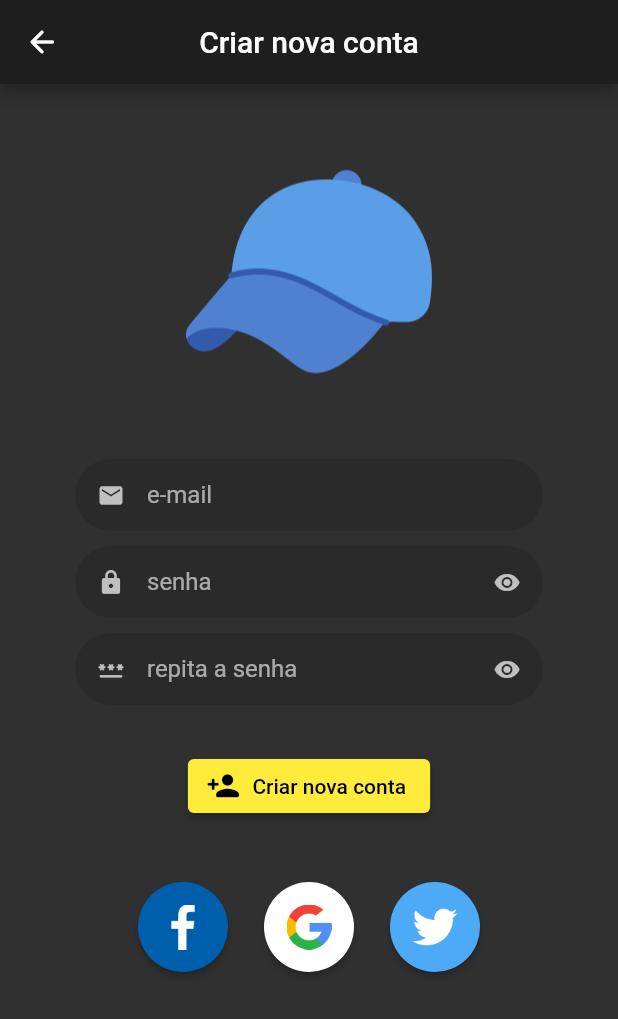
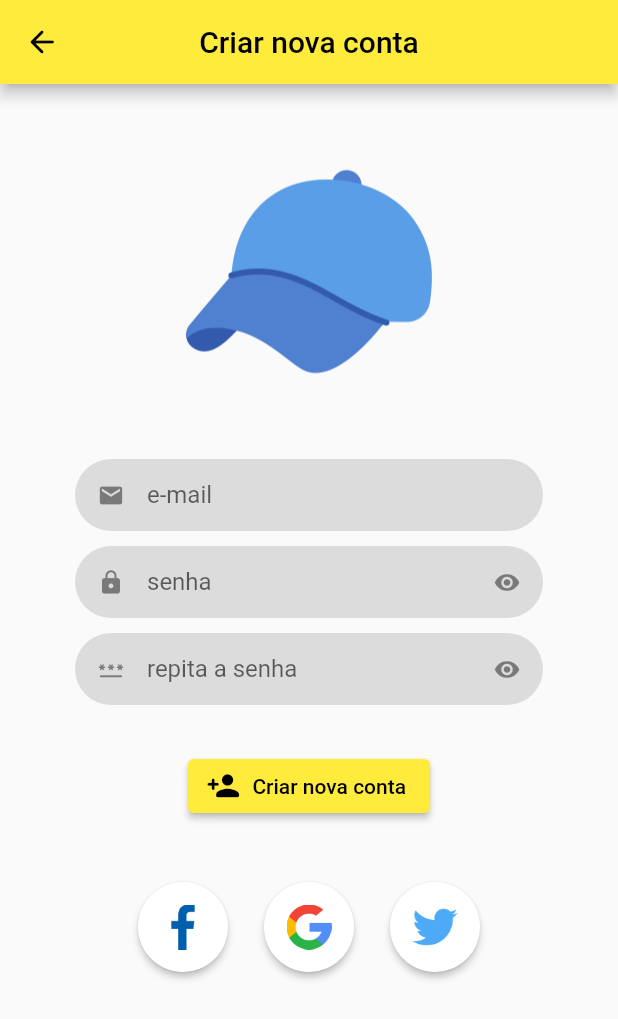
Before and after one commit to httpspedroh/lddm-carteiro-app, a Flutter app: the Register screen opened by its route, on a phone screen of 412 x 824 dp. Shown: the top 1019 px of the screen. Run offline on Flutter 3.47's test engine with Material 2 defaults, Android fonts, the light colour scheme and no system bars.

Commit message:
Fix colors

```diff
--- a/lib/components/drawer.dart
+++ b/lib/components/drawer.dart
@@ -90,7 +90,6 @@ class NavDrawer extends StatelessWidget {
 
 									height: 20,
 									thickness: 1.5,
-									color: Colors.white12,
 								),
 
 								ListTile(
--- a/lib/main.dart
+++ b/lib/main.dart
@@ -63,7 +63,7 @@ class MyApp extends StatelessWidget {
 				),
 			),
 
-			themeMode: ThemeMode.dark,
+			themeMode: ThemeMode.light,
 		);
 	}
 }
--- a/lib/pages/register.dart
+++ b/lib/pages/register.dart
@@ -205,7 +205,7 @@ class _RegisterState extends State<Register> {
 
 															shape: const CircleBorder(),
 															padding: const EdgeInsets.all(15),
-															backgroundColor: const Color.fromARGB(255, 0, 95, 172),
+															backgroundColor: Colors.white,
 															foregroundColor: Colors.black,
 														),
 
@@ -213,7 +213,7 @@ class _RegisterState extends State<Register> {
 
 															height: 30,
 															width: 30,
-															color: Colors.white,
+															color: const Color.fromARGB(255, 0, 95, 172),
 														),
 													),
 
@@ -246,7 +246,7 @@ class _RegisterState extends State<Register> {
 
 															shape: const CircleBorder(),
 															padding: const EdgeInsets.all(15),
-															backgroundColor: const Color.fromARGB(255, 77, 170, 247),
+															backgroundColor: Colors.white,
 															foregroundColor: Colors.black,
 														),
 
@@ -254,7 +254,7 @@ class _RegisterState extends State<Register> {
 
 															height: 30,
 															width: 30,
-															color: Colors.white,
+															color: const Color.fromARGB(255, 77, 170, 247),
 														),
 													),
 												],
```
